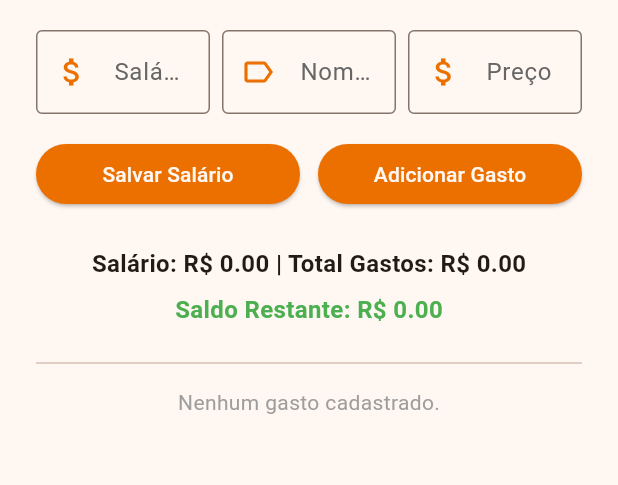
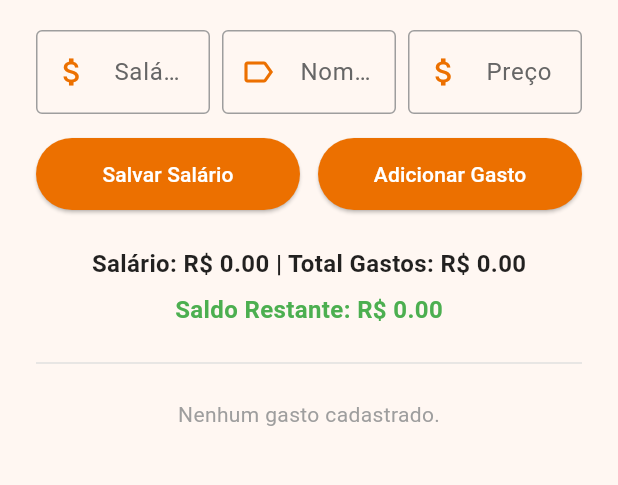
Before and after one commit to Rezenderzd/cp_hercules, a Flutter app: the screen it shows after launch, on a phone screen of 412 x 824 dp, the part 84-569 px from its top. Run offline on Flutter 3.47's test engine with Material 3 defaults, Android fonts, the phone set to English and light mode, and no system bars.

Commit message:
melhorando estilização

```diff
--- a/lib/main.dart
+++ b/lib/main.dart
@@ -9,26 +9,33 @@ class MyApp extends StatelessWidget {
 
   @override
   Widget build(BuildContext context) {
+    const primaryColor = Color(0xFFEC7000);
+    const backgroundColor = Color(0xFFFFF7F2);
+
     return MaterialApp(
-    title: 'Flutter Demo',
+      title: 'Zena+',
       debugShowCheckedModeBanner: false,
       theme: ThemeData(
-      colorScheme: ColorScheme.fromSeed(seedColor: const Color(0xFFEC7000)),
-      scaffoldBackgroundColor: const Color(0xFFFFF7F2),
-
+        useMaterial3: true,
+        scaffoldBackgroundColor: backgroundColor,
         inputDecorationTheme: const InputDecorationTheme(
-        prefixIconColor: Color(0xFFEC7000),
+          prefixIconColor: primaryColor,
           labelStyle: TextStyle(color: Color(0xFF666666)),
-        floatingLabelStyle: TextStyle(color: Color(0xFFEC7000)),
+          floatingLabelStyle: TextStyle(color: primaryColor),
           border: OutlineInputBorder(),
+          enabledBorder: OutlineInputBorder(
+            borderSide: BorderSide(color: Colors.grey),
+          ),
           focusedBorder: OutlineInputBorder(
-          borderSide: BorderSide(color: Color(0xFFEC7000), width: 2.0),
+            borderSide: BorderSide(color: primaryColor, width: 2.0),
           ),
         ),
         elevatedButtonTheme: ElevatedButtonThemeData(
           style: ElevatedButton.styleFrom(
-          backgroundColor: const Color(0xFFEC7000),
-          foregroundColor: Color(0xFFFFF7F2),
+            backgroundColor: primaryColor,
+            foregroundColor: Colors.white,
+            shape: const StadiumBorder(),
+            padding: const EdgeInsets.symmetric(vertical: 14),
           ),
         ),
       ),
@@ -97,14 +104,12 @@ class _MyHomePageState extends State<MyHomePage> {
     return Scaffold(
       appBar: AppBar(
         backgroundColor: const Color(0xFFEC7000),
+        foregroundColor: Colors.white,
          title: Row(
-          mainAxisSize: MainAxisSize.min,
           children: [
             Image.asset(
               'assets/zena-logo-dark-bg.png',
               height: 35,
-              errorBuilder: (context, error, stackTrace) =>
-                  const Icon(Icons.store),
             ),
             const SizedBox(width: 10),
           ],
@@ -137,8 +142,8 @@ class _MyHomePageState extends State<MyHomePage> {
               ),
 
               const SizedBox(height: 16),
-              const Divider(),
-              const SizedBox(height: 8),
+              const Divider(color: Color(0xFFE0E0E0)),
+              const SizedBox(height: 16),
 
               ListaGastosDisplay(gastos: gastos),
             ],
@@ -148,7 +153,6 @@ class _MyHomePageState extends State<MyHomePage> {
     );
   }
 }
-
 
 class CamposValoresRow extends StatelessWidget {
   final TextEditingController salarioController;
@@ -173,7 +177,6 @@ class CamposValoresRow extends StatelessWidget {
             decoration: const InputDecoration(
               labelText: 'Salário',
               hintText: '2000.00',
-              border: OutlineInputBorder(),
               prefixIcon: Icon(Icons.attach_money),
             ),
           ),
@@ -186,8 +189,7 @@ class CamposValoresRow extends StatelessWidget {
             decoration: const InputDecoration(
               labelText: 'Nome do gasto',
               hintText: 'Gasolina',
-              border: OutlineInputBorder(),
-              prefixIcon: Icon(Icons.label_outline),
+              prefixIcon: Icon(Icons.label_outline, color: Color(0xFFEC7000)),
             ),
           ),
         ),
@@ -199,8 +201,7 @@ class CamposValoresRow extends StatelessWidget {
             decoration: const InputDecoration(
               labelText: 'Preço',
               hintText: '160.00',
-              border: OutlineInputBorder(),
-              prefixIcon: Icon(Icons.attach_money_sharp),
+              prefixIcon: Icon(Icons.attach_money),
             ),
           ),
         ),
@@ -264,22 +265,22 @@ class ResultadoDisplay extends StatelessWidget {
           style: const TextStyle(
             fontSize: 16,
             fontWeight: FontWeight.bold,
+            color: Colors.black87,
           ),
         ),
         const SizedBox(height: 8),
         Text(
           'Saldo Restante: R\$ ${saldoRestante.toStringAsFixed(2)}',
-          style: TextStyle(
+          style: const TextStyle(
             fontSize: 16,
             fontWeight: FontWeight.bold,
-            color: saldoRestante >= 0 ? Colors.green : Colors.red,
+            color: Color(0xFF4CAF50),
           ),
         ),
       ],
     );
   }
 }
-
 
 class ListaGastosDisplay extends StatelessWidget {
   final List<Gasto> gastos;
@@ -291,7 +292,7 @@ class ListaGastosDisplay extends StatelessWidget {
     if (gastos.isEmpty) {
       return const Text(
         'Nenhum gasto cadastrado.',
-        style: TextStyle(color: Colors.grey),
+        style: TextStyle(color: Colors.grey, fontSize: 14),
       );
     }
 
@@ -303,9 +304,11 @@ class ListaGastosDisplay extends StatelessWidget {
         final gastoItem = gastos[index];
 
         return Card(
+          color: Colors.white,
+          elevation: 1,
           margin: const EdgeInsets.symmetric(vertical: 4),
           child: ListTile(
-            leading: const Icon(Icons.shopping_cart, color:  Color(0xFFec7000)),
+            leading: const Icon(Icons.shopping_cart, color: Color(0xFFEC7000)),
             title: Text(gastoItem.nome),
             trailing: Text(
               'R\$ ${gastoItem.preco.toStringAsFixed(2)}',
```
Lines whose indentation alone changed are shown as unchanged.
